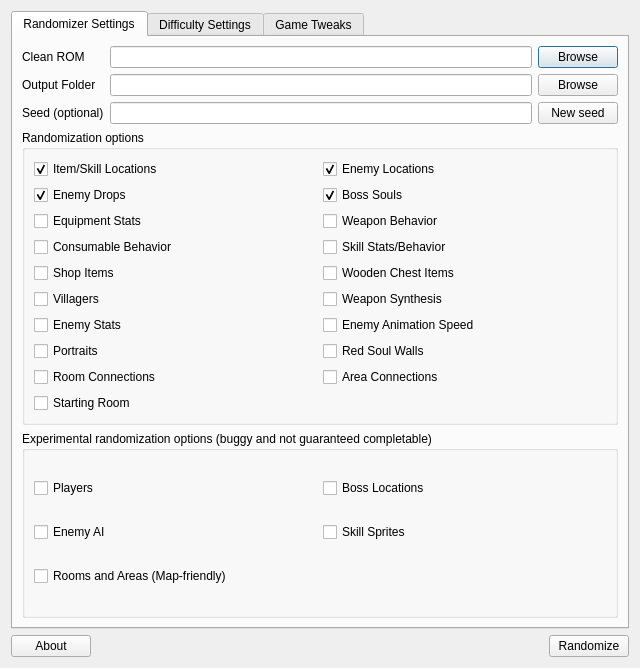
Above: randomizer.ui from LagoLunatic/dsvrandom before the change. Below: the same form after it.
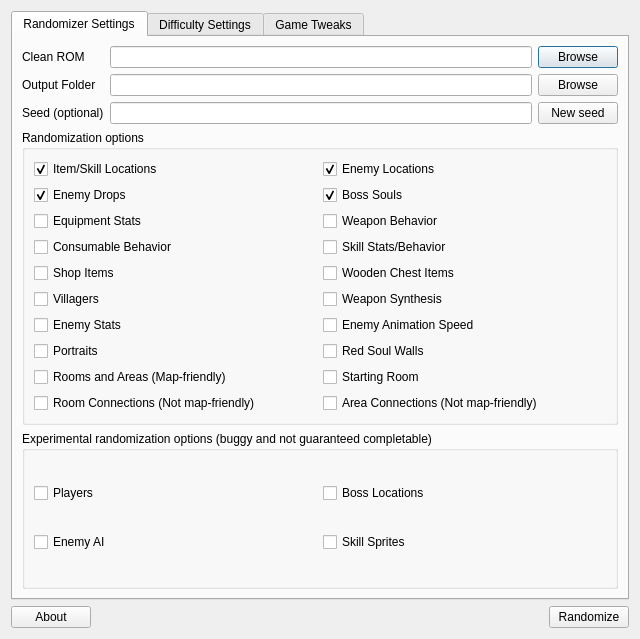
That is the form after the change. Icons and pictures are not drawn.

Commit message: Move map rando out of the experimental section

Patch:
```diff
--- a/randomizer.ui
+++ b/randomizer.ui
@@ -7,7 +7,7 @@
     <x>0</x>
     <y>0</y>
     <width>640</width>
-    <height>668</height>
+    <height>639</height>
    </rect>
   </property>
   <property name="windowTitle">
@@ -296,12 +296,33 @@
           <item>
            <layout class="QHBoxLayout" name="horizontalLayout_4">
             <item>
+             <widget class="QCheckBox" name="randomize_rooms_map_friendly">
+              <property name="text">
+               <string>Rooms and Areas (Map-friendly)</string>
+              </property>
+             </widget>
+            </item>
+            <item>
+             <widget class="QCheckBox" name="randomize_starting_room">
+              <property name="toolTip">
+               <string>Randomizes which room you start in.</string>
+              </property>
+              <property name="text">
+               <string>Starting Room</string>
+              </property>
+             </widget>
+            </item>
+           </layout>
+          </item>
+          <item>
+           <layout class="QHBoxLayout" name="horizontalLayout_17">
+            <item>
              <widget class="QCheckBox" name="randomize_room_connections">
               <property name="toolTip">
                <string>Randomizes which rooms within an area connect to each other.</string>
               </property>
               <property name="text">
-               <string>Room Connections</string>
+               <string>Room Connections (Not map-friendly)</string>
               </property>
              </widget>
             </item>
@@ -311,21 +332,7 @@
                <string>Randomizes which areas connect to each other.</string>
               </property>
               <property name="text">
-               <string>Area Connections</string>
-              </property>
-             </widget>
-            </item>
-           </layout>
-          </item>
-          <item>
-           <layout class="QHBoxLayout" name="horizontalLayout_17">
-            <item>
-             <widget class="QCheckBox" name="randomize_starting_room">
-              <property name="toolTip">
-               <string>Randomizes which room you start in.</string>
-              </property>
-              <property name="text">
-               <string>Starting Room</string>
+               <string>Area Connections (Not map-friendly)</string>
               </property>
              </widget>
             </item>
@@ -388,17 +395,6 @@
             </item>
            </layout>
           </item>
-          <item>
-           <layout class="QHBoxLayout" name="horizontalLayout_10">
-            <item>
-             <widget class="QCheckBox" name="randomize_rooms_map_friendly">
-              <property name="text">
-               <string>Rooms and Areas (Map-friendly)</string>
-              </property>
-             </widget>
-            </item>
-           </layout>
-          </item>
          </layout>
          <zorder></zorder>
          <zorder></zorder>
```
Left out of the diff: 4 changed lines with no effect on the pictures.
